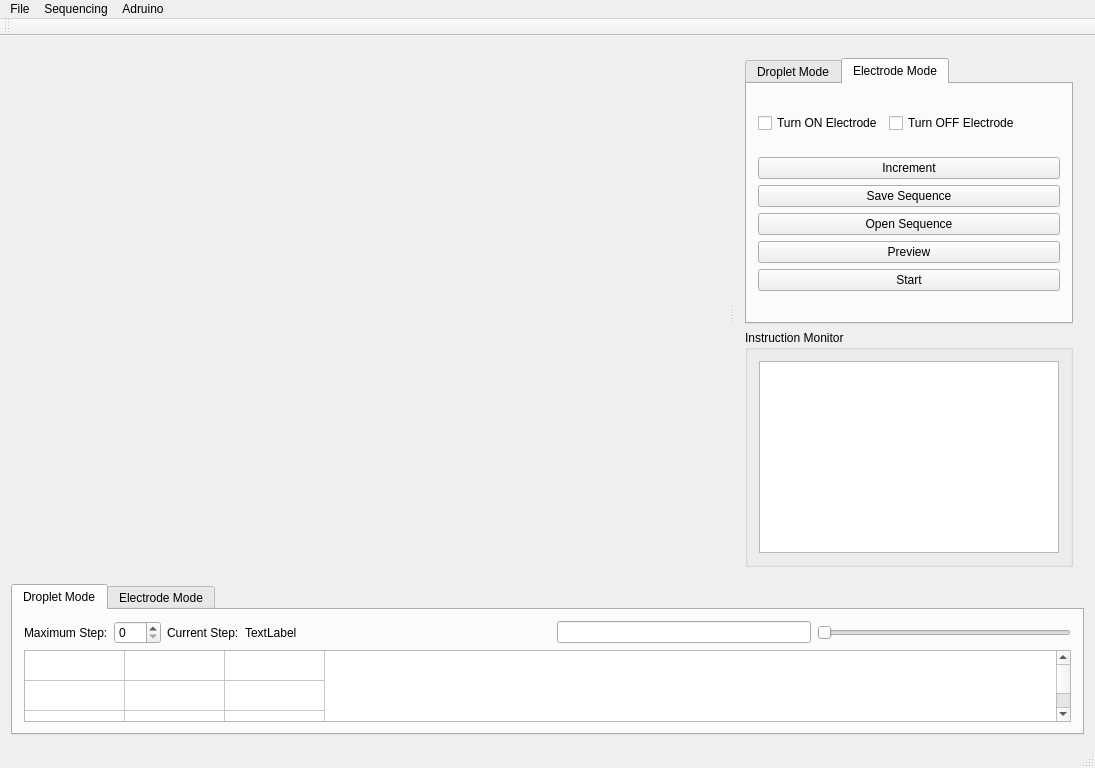
Before: the Qt Designer form GUI/mainwindow.ui in abting/Digital-Microfluidics-GUI, drawn with Qt 5.
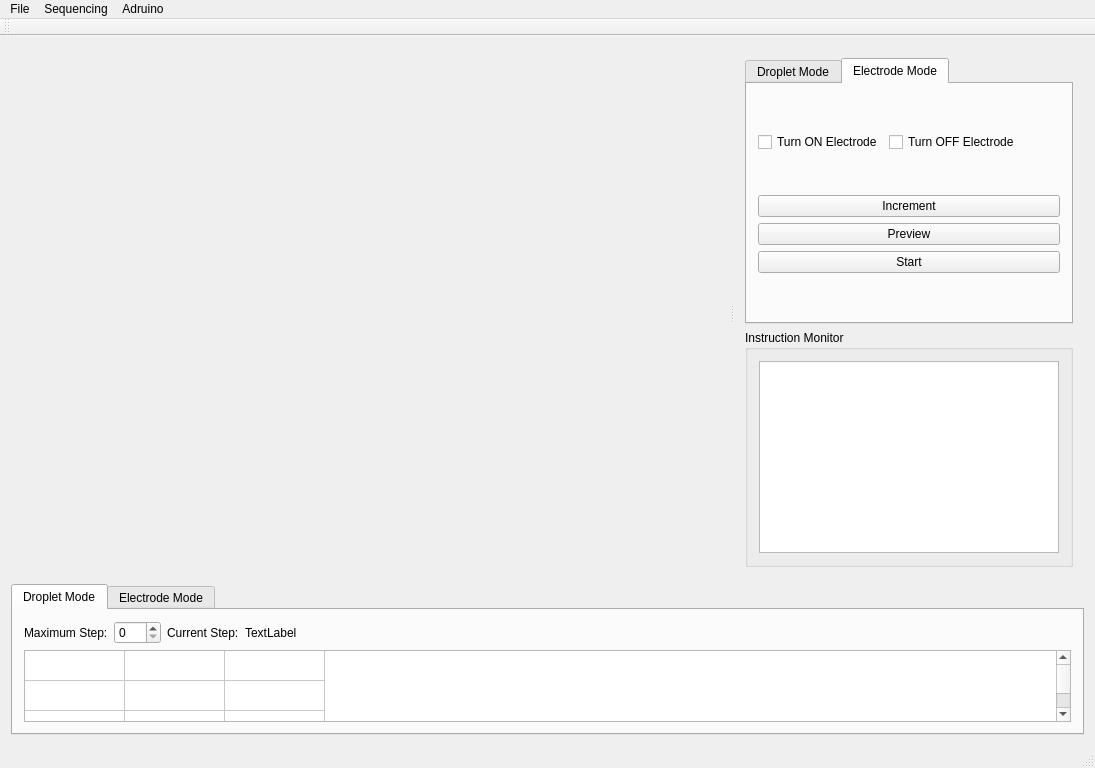
After: the same form once the commit is applied. The open tabs and pages were chosen to show the change.

Commit message: Minor bug changes, commenting, Emode almost complete

What changed in the file:
```diff
--- a/GUI/mainwindow.ui
+++ b/GUI/mainwindow.ui
@@ -219,20 +219,6 @@
                 </property>
                </widget>
               </item>
-              <item>
-               <widget class="QPushButton" name="SendSequence_EmodeButton">
-                <property name="text">
-                 <string>Save Sequence</string>
-                </property>
-               </widget>
-              </item>
-              <item>
-               <widget class="QPushButton" name="OpenSequence_EmodeButton">
-                <property name="text">
-                 <string>Open Sequence</string>
-                </property>
-               </widget>
-              </item>
               <item>
                <widget class="QPushButton" name="preview_EmodeButton">
                 <property name="text">
@@ -330,19 +316,6 @@
               </property>
              </spacer>
             </item>
-            <item>
-             <widget class="QLineEdit" name="lineEdit"/>
-            </item>
-            <item>
-             <widget class="QSlider" name="dropSlider">
-              <property name="maximum">
-               <number>0</number>
-              </property>
-              <property name="orientation">
-               <enum>Qt::Horizontal</enum>
-              </property>
-             </widget>
-            </item>
            </layout>
           </item>
           <item>
```
Left out of the diff: 15 changed lines with no effect on the pictures. The commit also changes 23 other files.
